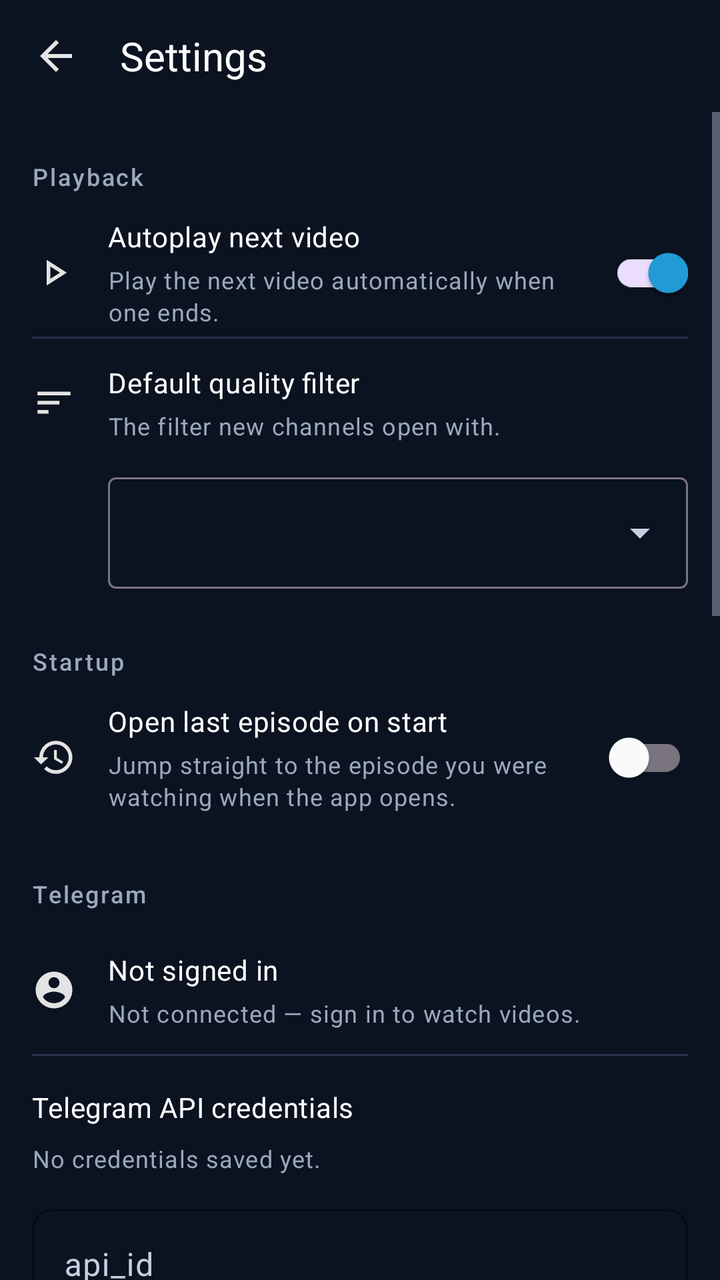
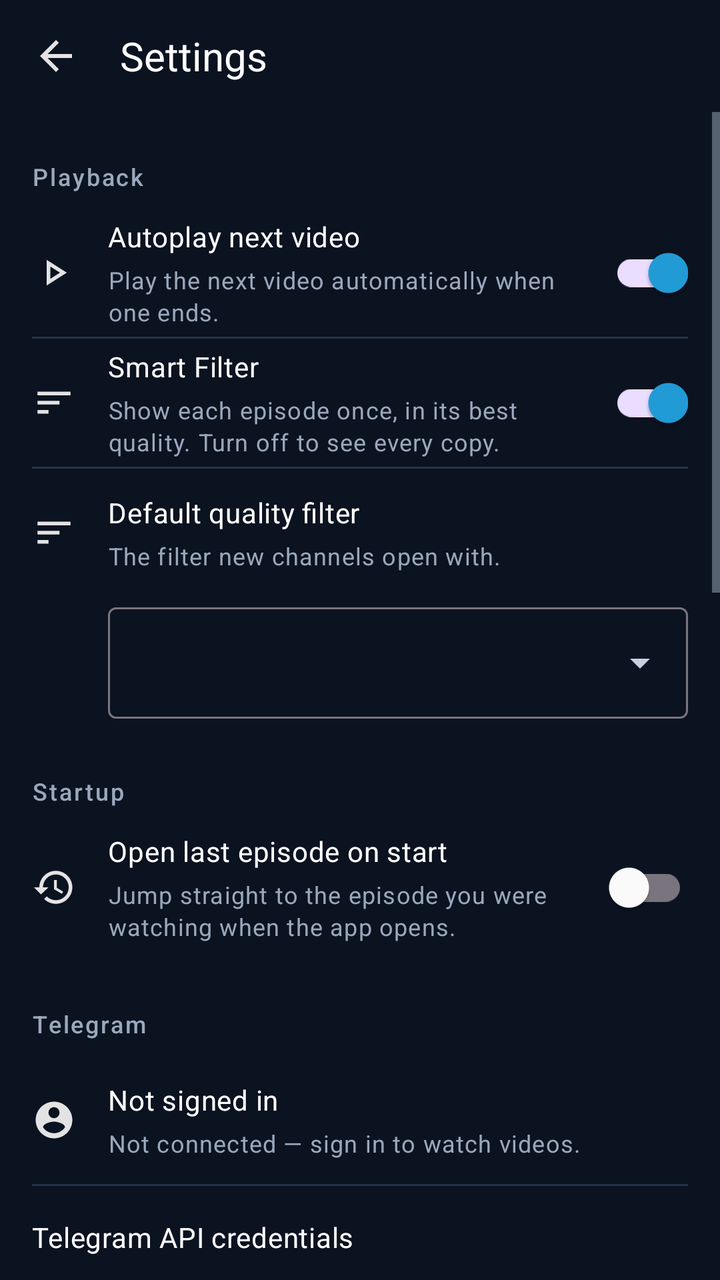

The first picture is an Android layout as it rendered before a commit; the second is the same layout after the commit. The layout source and the unified diff follow.
<!-- AndroidManifest.xml: application theme Theme.NobiStream -->
<!-- res/layout/activity_settings.xml -->
<?xml version="1.0" encoding="utf-8"?>
<LinearLayout xmlns:android="http://schemas.android.com/apk/res/android"
    xmlns:app="http://schemas.android.com/apk/res-auto"
    android:layout_width="match_parent"
    android:layout_height="match_parent"
    android:fitsSystemWindows="true"
    android:orientation="vertical">

    <com.google.android.material.appbar.MaterialToolbar
        android:id="@+id/toolbar"
        android:layout_width="match_parent"
        android:layout_height="@dimen/toolbar_height"
        android:background="@color/background"
        app:navigationIcon="@drawable/ic_back"
        app:title="@string/settings_title"
        app:titleTextAppearance="@style/Text.NobiStream.Title"
        app:titleTextColor="@color/text_primary" />

    <ScrollView
        android:layout_width="match_parent"
        android:layout_height="0dp"
        android:layout_weight="1"
        android:fillViewport="true">

        <LinearLayout
            android:layout_width="match_parent"
            android:layout_height="wrap_content"
            android:orientation="vertical"
            android:paddingStart="@dimen/screen_margin"
            android:paddingTop="@dimen/spacing_8"
            android:paddingEnd="@dimen/screen_margin"
            android:paddingBottom="@dimen/spacing_24">

            
            <TextView
                style="@style/Text.NobiStream.SectionHeader"
                android:layout_width="match_parent"
                android:layout_height="wrap_content"
                android:layout_marginTop="@dimen/spacing_16"
                android:text="@string/settings_section_playback" />

            <LinearLayout
                android:layout_width="match_parent"
                android:layout_height="wrap_content"
                android:layout_marginTop="@dimen/spacing_8"
                android:gravity="center_vertical"
                android:minHeight="@dimen/settings_row_min_height"
                android:orientation="horizontal">

                <ImageView
                    android:layout_width="22dp"
                    android:layout_height="22dp"
                    android:contentDescription="@null"
                    android:src="@drawable/ic_play" />

                <LinearLayout
                    android:layout_width="0dp"
                    android:layout_height="wrap_content"
                    android:layout_marginStart="@dimen/spacing_16"
                    android:layout_weight="1"
                    android:orientation="vertical">

                    <TextView
                        style="@style/Text.NobiStream.Body"
                        android:layout_width="wrap_content"
                        android:layout_height="wrap_content"
                        android:fontFamily="sans-serif-medium"
                        android:text="@string/settings_autoplay" />

                    <TextView
                        style="@style/Text.NobiStream.Caption"
                        android:layout_width="wrap_content"
                        android:layout_height="wrap_content"
                        android:layout_marginTop="@dimen/spacing_4"
                        android:text="@string/settings_autoplay_desc" />
                </LinearLayout>

                <com.google.android.material.switchmaterial.SwitchMaterial
                    android:id="@+id/autoplaySwitch"
                    style="@style/Widget.NobiStream.Switch"
                    android:layout_width="wrap_content"
                    android:layout_height="wrap_content"
                    android:checked="true" />
            </LinearLayout>

            <View
                android:layout_width="match_parent"
                android:layout_height="@dimen/divider_height"
                android:background="@color/divider" />

            <LinearLayout
                android:layout_width="match_parent"
                android:layout_height="wrap_content"
                android:gravity="center_vertical"
                android:minHeight="@dimen/settings_row_min_height"
                android:orientation="horizontal">

                <ImageView
                    android:layout_width="22dp"
                    android:layout_height="22dp"
                    android:contentDescription="@null"
                    android:src="@drawable/ic_sort" />

                <LinearLayout
                    android:layout_width="0dp"
                    android:layout_height="wrap_content"
                    android:layout_marginStart="@dimen/spacing_16"
                    android:layout_weight="1"
                    android:orientation="vertical">

                    <TextView
                        style="@style/Text.NobiStream.Body"
                        android:layout_width="wrap_content"
                        android:layout_height="wrap_content"
                        android:fontFamily="sans-serif-medium"
                        android:text="@string/settings_default_filter" />

                    <TextView
                        style="@style/Text.NobiStream.Caption"
                        android:layout_width="wrap_content"
                        android:layout_height="wrap_content"
                        android:layout_marginTop="@dimen/spacing_4"
                        android:text="@string/settings_default_filter_desc" />
                </LinearLayout>
            </LinearLayout>

            <com.google.android.material.textfield.TextInputLayout
                android:id="@+id/defaultFilterLayout"
                style="@style/Widget.Material3.TextInputLayout.OutlinedBox.ExposedDropdownMenu"
                android:layout_width="match_parent"
                android:layout_height="wrap_content"
                android:layout_marginStart="38dp">

                <AutoCompleteTextView
                    android:id="@+id/defaultFilterInput"
                    android:layout_width="match_parent"
                    android:layout_height="wrap_content"
                    android:inputType="none"
                    android:textColor="@color/text_primary" />
            </com.google.android.material.textfield.TextInputLayout>

            
            <TextView
                style="@style/Text.NobiStream.SectionHeader"
                android:layout_width="match_parent"
                android:layout_height="wrap_content"
                android:layout_marginTop="@dimen/section_spacing"
                android:text="@string/settings_section_startup" />

            <LinearLayout
                android:layout_width="match_parent"
                android:layout_height="wrap_content"
                android:layout_marginTop="@dimen/spacing_8"
                android:gravity="center_vertical"
                android:minHeight="@dimen/settings_row_min_height"
                android:orientation="horizontal">

                <ImageView
                    android:layout_width="22dp"
                    android:layout_height="22dp"
                    android:contentDescription="@null"
                    android:src="@drawable/ic_history" />

                <LinearLayout
                    android:layout_width="0dp"
                    android:layout_height="wrap_content"
                    android:layout_marginStart="@dimen/spacing_16"
                    android:layout_weight="1"
                    android:orientation="vertical">

                    <TextView
                        style="@style/Text.NobiStream.Body"
                        android:layout_width="wrap_content"
                        android:layout_height="wrap_content"
                        android:fontFamily="sans-serif-medium"
                        android:text="@string/settings_open_last_episode" />

                    <TextView
                        style="@style/Text.NobiStream.Caption"
                        android:layout_width="wrap_content"
                        android:layout_height="wrap_content"
                        android:layout_marginTop="@dimen/spacing_4"
                        android:text="@string/settings_open_last_episode_desc" />
                </LinearLayout>

                <com.google.android.material.switchmaterial.SwitchMaterial
                    android:id="@+id/openLastEpisodeSwitch"
                    style="@style/Widget.NobiStream.Switch"
                    android:layout_width="wrap_content"
                    android:layout_height="wrap_content"
                    android:checked="false" />
            </LinearLayout>

            
            <TextView
                style="@style/Text.NobiStream.SectionHeader"
                android:layout_width="match_parent"
                android:layout_height="wrap_content"
                android:layout_marginTop="@dimen/section_spacing"
                android:text="@string/settings_section_telegram" />

            <LinearLayout
                android:layout_width="match_parent"
                android:layout_height="wrap_content"
                android:layout_marginTop="@dimen/spacing_8"
                android:gravity="center_vertical"
                android:minHeight="@dimen/settings_row_min_height"
                android:orientation="horizontal">

                <ImageView
                    android:layout_width="22dp"
                    android:layout_height="22dp"
                    android:contentDescription="@null"
                    android:src="@drawable/ic_account_circle" />

                <LinearLayout
                    android:layout_width="0dp"
                    android:layout_height="wrap_content"
                    android:layout_marginStart="@dimen/spacing_16"
                    android:layout_weight="1"
                    android:orientation="vertical">

                    <TextView
                        android:id="@+id/accountName"
                        style="@style/Text.NobiStream.Body"
                        android:layout_width="match_parent"
                        android:layout_height="wrap_content"
                        android:fontFamily="sans-serif-medium"
                        android:text="@string/settings_account_not_signed_in" />

                    <TextView
                        android:id="@+id/accountStatus"
                        style="@style/Text.NobiStream.Caption"
                        android:layout_width="match_parent"
                        android:layout_height="wrap_content"
                        android:layout_marginTop="@dimen/spacing_4"
                        android:text="@string/settings_account_offline" />
                </LinearLayout>
            </LinearLayout>

            <View
                android:layout_width="match_parent"
                android:layout_height="@dimen/divider_height"
                android:background="@color/divider" />

            <TextView
                style="@style/Text.NobiStream.Body"
                android:layout_width="match_parent"
                android:layout_height="wrap_content"
                android:layout_marginTop="@dimen/spacing_16"
                android:fontFamily="sans-serif-medium"
                android:text="@string/settings_api_section" />

            <TextView
                android:id="@+id/apiStatus"
                style="@style/Text.NobiStream.Caption"
                android:layout_width="match_parent"
                android:layout_height="wrap_content"
                android:layout_marginTop="@dimen/spacing_8"
                android:text="@string/settings_status_missing" />

            <com.google.android.material.textfield.TextInputLayout
                android:id="@+id/apiIdLayout"
                style="@style/Widget.NobiStream.TextInputLayout"
                android:layout_width="match_parent"
                android:layout_height="wrap_content"
                android:layout_marginTop="@dimen/spacing_12"
                android:hint="@string/settings_api_id">

                <com.google.android.material.textfield.TextInputEditText
                    android:id="@+id/apiIdEdit"
                    android:layout_width="match_parent"
                    android:layout_height="wrap_content"
                    android:inputType="number" />
            </com.google.android.material.textfield.TextInputLayout>

            <com.google.android.material.textfield.TextInputLayout
                android:id="@+id/apiHashLayout"
                style="@style/Widget.NobiStream.TextInputLayout"
                android:layout_width="match_parent"
                android:layout_height="wrap_content"
                android:layout_marginTop="@dimen/spacing_12"
                android:hint="@string/settings_api_hash">

                <com.google.android.material.textfield.TextInputEditText
                    android:id="@+id/apiHashEdit"
                    android:layout_width="match_parent"
                    android:layout_height="wrap_content"
                    android:inputType="textPassword" />
            </com.google.android.material.textfield.TextInputLayout>

            <TextView
                style="@style/Text.NobiStream.Caption"
                android:layout_width="match_parent"
                android:layout_height="wrap_content"
                android:layout_marginTop="@dimen/spacing_8"
                android:text="@string/settings_api_hint" />

            <com.google.android.material.button.MaterialButton
                android:id="@+id/saveApiButton"
                style="@style/Widget.NobiStream.Button.Primary"
                android:layout_width="match_parent"
                android:layout_height="wrap_content"
                android:layout_marginTop="@dimen/spacing_12"
                android:text="@string/settings_save" />

            <com.google.android.material.button.MaterialButton
                android:id="@+id/clearSavedButton"
                style="@style/Widget.NobiStream.Button.Text"
                android:layout_width="match_parent"
                android:layout_height="wrap_content"
                android:text="@string/settings_clear_saved"
                android:visibility="gone" />

            <com.google.android.material.button.MaterialButton
                android:id="@+id/logoutButton"
                style="@style/Widget.NobiStream.Button.Danger"
                android:layout_width="match_parent"
                android:layout_height="wrap_content"
                android:layout_marginTop="@dimen/spacing_12"
                android:text="@string/settings_logout" />

            
            <TextView
                style="@style/Text.NobiStream.SectionHeader"
                android:layout_width="match_parent"
                android:layout_height="wrap_content"
                android:layout_marginTop="@dimen/section_spacing"
                android:text="@string/settings_section_cache" />

            <TextView
                style="@style/Text.NobiStream.Body"
                android:layout_width="match_parent"
                android:layout_height="wrap_content"
                android:layout_marginTop="@dimen/spacing_12"
                android:fontFamily="sans-serif-medium"
                android:text="@string/settings_cache_size" />

            <com.google.android.material.button.MaterialButtonToggleGroup
                android:id="@+id/cacheSizeGroup"
                android:layout_width="wrap_content"
                android:layout_height="wrap_content"
                android:layout_marginTop="@dimen/spacing_8"
                app:checkedButton="@id/cache500"
                app:selectionRequired="true"
                app:singleSelection="true">

                <com.google.android.material.button.MaterialButton
                    android:id="@+id/cache500"
                    style="?attr/materialButtonOutlinedStyle"
                    android:layout_width="wrap_content"
                    android:layout_height="wrap_content"
                    android:text="@string/settings_cache_500" />

                <com.google.android.material.button.MaterialButton
                    android:id="@+id/cache1gb"
                    style="?attr/materialButtonOutlinedStyle"
                    android:layout_width="wrap_content"
                    android:layout_height="wrap_content"
                    android:text="@string/settings_cache_1gb" />
            </com.google.android.material.button.MaterialButtonToggleGroup>

            <com.google.android.material.button.MaterialButton
                android:id="@+id/clearCacheButton"
                style="@style/Widget.NobiStream.Button.Secondary"
                android:layout_width="match_parent"
                android:layout_height="wrap_content"
                android:layout_marginTop="@dimen/spacing_12"
                android:text="@string/settings_clear_cache" />

            
            <TextView
                style="@style/Text.NobiStream.SectionHeader"
                android:layout_width="match_parent"
                android:layout_height="wrap_content"
                android:layout_marginTop="@dimen/section_spacing"
                android:text="@string/settings_section_app" />

            <LinearLayout
                android:layout_width="match_parent"
                android:layout_height="wrap_content"
                android:layout_marginTop="@dimen/spacing_8"
                android:gravity="center_vertical"
                android:minHeight="@dimen/settings_row_min_height"
                android:orientation="horizontal">

                <TextView
                    style="@style/Text.NobiStream.Body"
                    android:layout_width="0dp"
                    android:layout_height="wrap_content"
                    android:layout_weight="1"
                    android:fontFamily="sans-serif-medium"
                    android:text="@string/settings_version" />

                <TextView
                    android:id="@+id/versionText"
                    style="@style/Text.NobiStream.BodySecondary"
                    android:layout_width="wrap_content"
                    android:layout_height="wrap_content" />
            </LinearLayout>

            <TextView
                style="@style/Text.NobiStream.Caption"
                android:layout_width="match_parent"
                android:layout_height="wrap_content"
                android:layout_marginTop="@dimen/spacing_16"
                android:text="@string/settings_about" />

            <TextView
                style="@style/Text.NobiStream.Caption"
                android:layout_width="match_parent"
                android:layout_height="wrap_content"
                android:layout_marginTop="@dimen/spacing_8"
                android:text="@string/settings_privacy" />

            <com.google.android.material.button.MaterialButton
                android:id="@+id/licencesButton"
                style="@style/Widget.NobiStream.Button.Text"
                android:layout_width="wrap_content"
                android:layout_height="wrap_content"
                android:layout_marginTop="@dimen/spacing_8"
                android:text="@string/settings_licences" />
        </LinearLayout>
    </ScrollView>
</LinearLayout>
<!-- resources referenced by this layout -->
<resources>
  <color name="background">#0B1220</color>
  <color name="divider">#24334A</color>
  <color name="text_primary">#FFFFFF</color>
  <dimen name="divider_height">1dp</dimen>
  <dimen name="screen_margin">16dp</dimen>
  <dimen name="section_spacing">28dp</dimen>
  <dimen name="settings_row_min_height">64dp</dimen>
  <dimen name="spacing_12">12dp</dimen>
  <dimen name="spacing_16">16dp</dimen>
  <dimen name="spacing_24">24dp</dimen>
  <dimen name="spacing_4">4dp</dimen>
  <dimen name="spacing_8">8dp</dimen>
  <dimen name="toolbar_height">56dp</dimen>
  <string name="settings_about">About NobiStream v4. Videos stream from your own Telegram account with TDLib (MTProto). No videos are uploaded anywhere.</string>
  <string name="settings_account_not_signed_in">Not signed in</string>
  <string name="settings_account_offline">Not connected — sign in to watch videos.</string>
  <string name="settings_api_hash">api_hash</string>
  <string name="settings_api_hint">Get free credentials at my.telegram.org (API development tools). Never share them with anyone.</string>
  <string name="settings_api_id">api_id</string>
  <string name="settings_api_section">Telegram API credentials</string>
  <string name="settings_autoplay">Autoplay next video</string>
  <string name="settings_autoplay_desc">Play the next video automatically when one ends.</string>
  <string name="settings_cache_1gb">1 GB</string>
  <string name="settings_cache_500">500 MB</string>
  <string name="settings_cache_size">Video cache size</string>
  <string name="settings_clear_cache">Clear cache</string>
  <string name="settings_clear_saved">Use built-in credentials instead</string>
  <string name="settings_default_filter">Default quality filter</string>
  <string name="settings_default_filter_desc">The filter new channels open with.</string>
  <string name="settings_licences">Open-source licences</string>
  <string name="settings_logout">Log out of Telegram</string>
  <string name="settings_open_last_episode">Open last episode on start</string>
  <string name="settings_open_last_episode_desc">Jump straight to the episode you were watching when the app opens.</string>
  <string name="settings_privacy">NobiStream sends nothing to any server except Telegram, using your own account. Your groups and watch positions stay on this phone.</string>
  <string name="settings_save">Save</string>
  <string name="settings_section_app">Application</string>
  <string name="settings_section_cache">Storage</string>
  <string name="settings_section_playback">Playback</string>
  <string name="settings_section_startup">Startup</string>
  <string name="settings_section_telegram">Telegram</string>
  <string name="settings_status_missing">No credentials saved yet.</string>
  <string name="settings_title">Settings</string>
  <string name="settings_version">Version</string>
  <dimen name="text_body">14sp</dimen>
  <color name="text_secondary">#9AA8BC</color>
  <dimen name="text_caption">12sp</dimen>
  <dimen name="text_overline">12sp</dimen>
  <dimen name="text_title">20sp</dimen>
  <dimen name="button_height">52dp</dimen>
  <dimen name="corner_small">10dp</dimen>
  <color name="error">#E5484D</color>
  <dimen name="button_height_small">48dp</dimen>
  <color name="outline">#2E3D57</color>
  <color name="primary">#229ED9</color>
  <color name="primary_dark">#1B7FB8</color>
  <color name="surface">#131C2E</color>
  <color name="surface_variant">#1B2740</color>
  <color name="on_surface_variant">#C4D0E0</color>
  <color name="on_error">#FFFFFF</color>
  <dimen name="corner_dialog">24dp</dimen>
  <dimen name="corner_sheet">24dp</dimen>
  <!-- unchanged entries left out for length: 23 -->
</resources>

<!-- the commit's change to res/layout/activity_settings.xml (unified diff, before → after) -->
@@ -88,6 +88,7 @@
                 android:layout_height="@dimen/divider_height"
                 android:background="@color/divider" />
 
+            
             <LinearLayout
                 android:layout_width="match_parent"
                 android:layout_height="wrap_content"
@@ -113,6 +114,54 @@
                         android:layout_width="wrap_content"
                         android:layout_height="wrap_content"
                         android:fontFamily="sans-serif-medium"
+                        android:text="@string/settings_smart_filter" />
+
+                    <TextView
+                        style="@style/Text.NobiStream.Caption"
+                        android:layout_width="wrap_content"
+                        android:layout_height="wrap_content"
+                        android:layout_marginTop="@dimen/spacing_4"
+                        android:text="@string/settings_smart_filter_desc" />
+                </LinearLayout>
+
+                <com.google.android.material.switchmaterial.SwitchMaterial
+                    android:id="@+id/smartFilterSwitch"
+                    style="@style/Widget.NobiStream.Switch"
+                    android:layout_width="wrap_content"
+                    android:layout_height="wrap_content"
+                    android:checked="true" />
+            </LinearLayout>
+
+            <View
+                android:layout_width="match_parent"
+                android:layout_height="@dimen/divider_height"
+                android:background="@color/divider" />
+
+            <LinearLayout
+                android:layout_width="match_parent"
+                android:layout_height="wrap_content"
+                android:gravity="center_vertical"
+                android:minHeight="@dimen/settings_row_min_height"
+                android:orientation="horizontal">
+
+                <ImageView
+                    android:layout_width="22dp"
+                    android:layout_height="22dp"
+                    android:contentDescription="@null"
+                    android:src="@drawable/ic_sort" />
+
+                <LinearLayout
+                    android:layout_width="0dp"
+                    android:layout_height="wrap_content"
+                    android:layout_marginStart="@dimen/spacing_16"
+                    android:layout_weight="1"
+                    android:orientation="vertical">
+
+                    <TextView
+                        style="@style/Text.NobiStream.Body"
+                        android:layout_width="wrap_content"
+                        android:layout_height="wrap_content"
+                        android:fontFamily="sans-serif-medium"
                         android:text="@string/settings_default_filter" />
 
                     <TextView
<!-- resource entries referenced after the edit -->
@@ -40,6 +40,8 @@
   <string name="settings_section_playback">Playback</string>
   <string name="settings_section_startup">Startup</string>
   <string name="settings_section_telegram">Telegram</string>
+  <string name="settings_smart_filter">Smart Filter</string>
+  <string name="settings_smart_filter_desc">Show each episode once, in its best quality. Turn off to see every copy.</string>
   <string name="settings_status_missing">No credentials saved yet.</string>
   <string name="settings_title">Settings</string>
   <string name="settings_version">Version</string>
